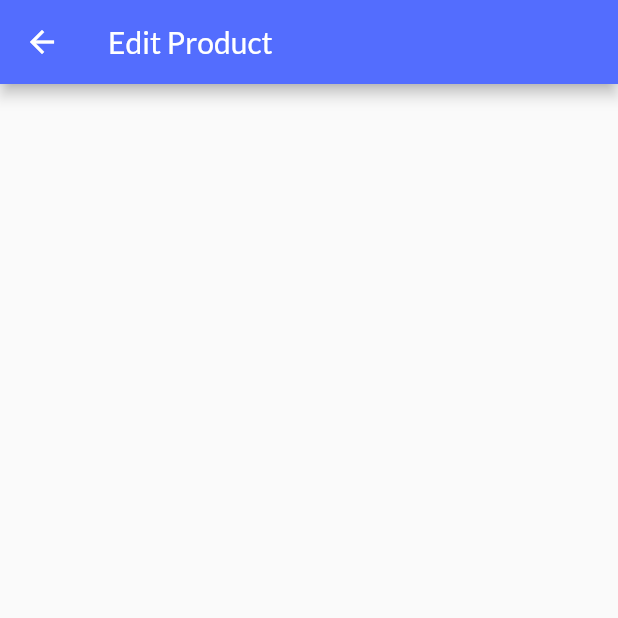
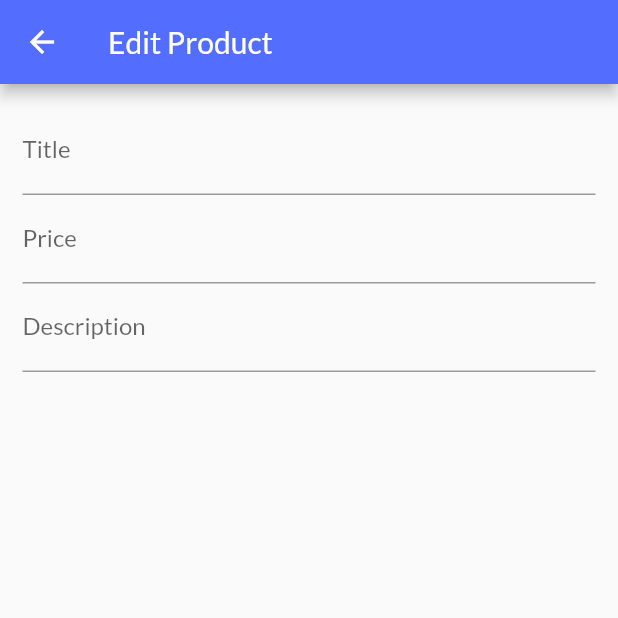
Before and after one commit to poolGolez/palit, a Flutter app: the EditProductScreen screen opened by its route, on a phone screen of 412 x 824 dp, the top half of it. Run offline on Flutter 3.47's test engine with Material 2 defaults, Android fonts, the phone set to English and light mode, and no system bars; network calls fail.

Commit message:
Initial layout for editing product form

```diff
--- a/lib/screens/edit_product_screen.dart
+++ b/lib/screens/edit_product_screen.dart
@@ -1,13 +1,55 @@
 import 'package:flutter/material.dart';
 
-class EditProductScreen extends StatelessWidget {
+class EditProductScreen extends StatefulWidget {
+  static const ROUTE_NAME = '/manage/products/edit';
 
-  static const ROUTE_NAME = '/manage/products/edit';
+  @override
+  _EditProductScreenState createState() => _EditProductScreenState();
+}
+
+class _EditProductScreenState extends State<EditProductScreen> {
+  final _priceFocusNode = FocusNode();
+  final _descriptionFocusNode = FocusNode();
+
+  @override
+  void dispose() {
+    _priceFocusNode.dispose();
+    _descriptionFocusNode.dispose();
+    super.dispose();
+  }
 
   @override
   Widget build(BuildContext context) {
     return Scaffold(
-      appBar: AppBar(title: Text('Edit Product')),
+      appBar: AppBar(
+        title: const Text('Edit Product'),
+      ),
+      body: Form(
+        child: ListView(
+          padding: const EdgeInsets.all(15.0),
+          children: <Widget>[
+            TextFormField(
+              decoration: const InputDecoration(labelText: 'Title'),
+              textInputAction: TextInputAction.next,
+              onFieldSubmitted: (_) =>
+                  FocusScope.of(context).requestFocus(_priceFocusNode),
+            ),
+            TextFormField(
+              decoration: const InputDecoration(labelText: 'Price'),
+              textInputAction: TextInputAction.next,
+              keyboardType: TextInputType.number,
+              focusNode: _priceFocusNode,
+              onFieldSubmitted: (_) =>
+                  FocusScope.of(context).requestFocus(_descriptionFocusNode),
+            ),
+            TextFormField(
+              decoration: InputDecoration(labelText: 'Description'),
+              keyboardType: TextInputType.multiline,
+              focusNode: _descriptionFocusNode,
+            ),
+          ],
+        ),
+      ),
     );
   }
 }
--- a/lib/widgets/user_product_item.dart
+++ b/lib/widgets/user_product_item.dart
@@ -22,12 +22,15 @@ class UserProductItem extends StatelessWidget {
       secondaryBackground: Container(color: Colors.red),
       confirmDismiss: (direction) {
         if (direction == DismissDirection.endToStart) {
-          print('delete');
           return Future.value(true);
         } else if (direction == DismissDirection.startToEnd) {
           Navigator.of(context).pushNamed(EditProductScreen.ROUTE_NAME);
           return Future.value(false);
         }
+      },
+      onDismissed: (_) {
+        //.. do delete here!
+        print('delete');
       },
       child: Card(
         elevation: 6,
```
